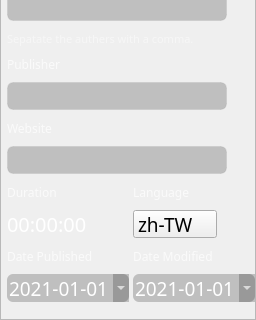
Old version of the form MetadataWidgetWithScrollArea.ui in the repository hywebr00/audiobook-editor-legacy; both pictures show x 0 to 256 and y 206 to 526 of the 256 by 526 pixel window.
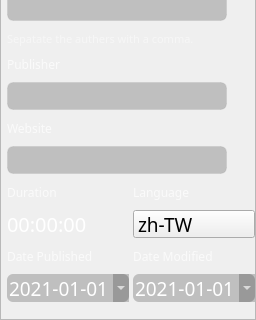
New version of the form. Icons and pictures are not drawn.

Commit message: 1. Correct the SVG icon path. 2. Add "env" in macOS for properly displaying PySide2 widgets 3. Add one "runme" script for macOS to produce only one executable file.

Diff of the .ui file:
```diff
--- a/MetadataWidgetWithScrollArea.ui
+++ b/MetadataWidgetWithScrollArea.ui
@@ -1120,7 +1120,7 @@
        <item row="14" column="4">
         <widget class="QComboBox" name="comboBox_inLanguage">
          <property name="sizePolicy">
-          <sizepolicy hsizetype="Maximum" vsizetype="Fixed">
+          <sizepolicy hsizetype="Preferred" vsizetype="Fixed">
            <horstretch>0</horstretch>
            <verstretch>0</verstretch>
           </sizepolicy>
```
The commit also changes 5 other files.
